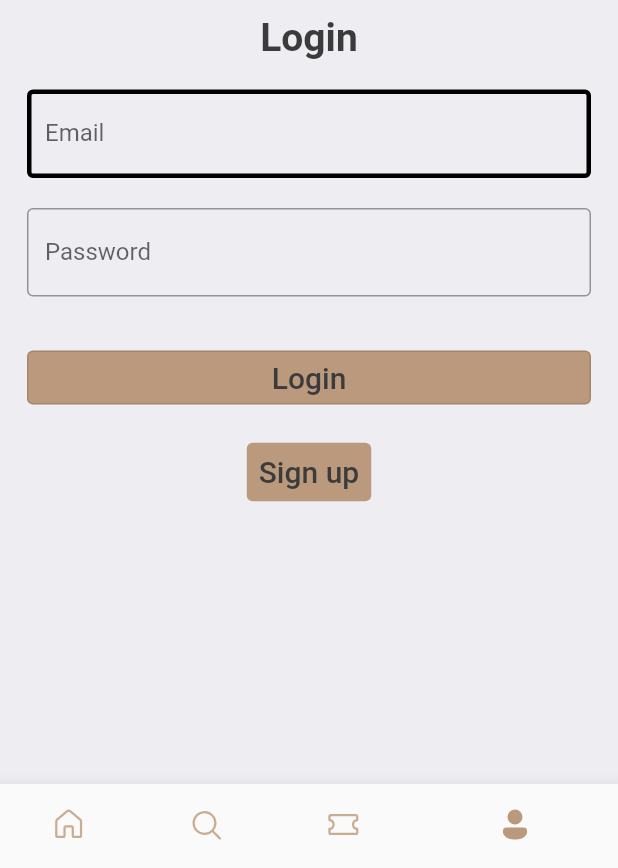
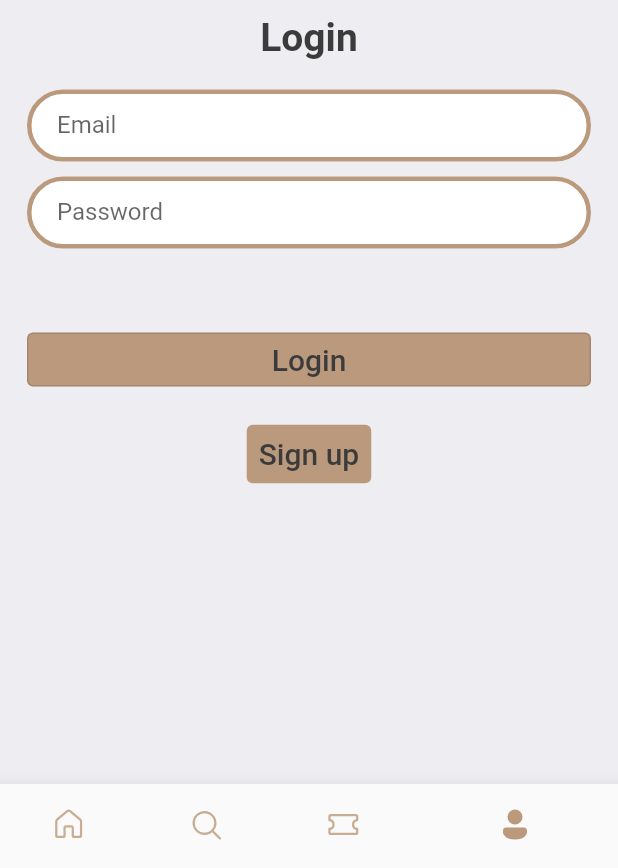
Before and after one commit to DevRuiz18/Dispositvos-Moveis, a Flutter app: the screen it shows after launch, item 4 of the bottom bar chosen, on a phone screen of 412 x 824 dp, the part 368-1236 px from its top. Run offline on Flutter 3.47's test engine with Material 2 defaults, Android fonts, the phone set to English and light mode, and no system bars; our stand-ins replace fluentui_icons, gap, get; missing offline and left inert: dart:ffi.

Commit message:
update login

```diff
--- a/lib/pages/login_screen.dart
+++ b/lib/pages/login_screen.dart
@@ -75,9 +75,13 @@ class _loginstate extends State<LoginScreen> {
             height: AppLayout.getHeight(20.0),
           ),
           TextFormField(
-            decoration: const InputDecoration(
+            textAlign: TextAlign.left,
+            decoration:  InputDecoration(
+              contentPadding: EdgeInsets.only( left: 20.0),
               labelText: 'Email',
-              enabledBorder: OutlineInputBorder(borderSide: BorderSide(width: 3),),),
+              filled: true,
+              fillColor: Colors.white,
+              enabledBorder: OutlineInputBorder(borderSide: BorderSide(width: 3, color: Color(0xFFBA997C)),borderRadius: BorderRadius.circular(30),),),
             validator: (value) {
               if (value == null || value.trim().isEmpty) {
                 return 'Please enter your email address';
@@ -92,12 +96,16 @@ class _loginstate extends State<LoginScreen> {
             onChanged: (value) => _userEmail = value,
           ),
           SizedBox(
-            height: AppLayout.getHeight(20.0),
+            height: AppLayout.getHeight(10.0),
           ),
           TextFormField(
-            decoration: const InputDecoration(
+           textAlign: TextAlign.left,
+            decoration:  InputDecoration(
+              contentPadding: EdgeInsets.only( left: 20.0),
               labelText: 'Password',
-              border: OutlineInputBorder(),
+              filled: true,
+              fillColor: Colors.white,
+              enabledBorder: OutlineInputBorder(borderSide: BorderSide(width: 3, color: Color(0xFFBA997C)),borderRadius: BorderRadius.circular(30),),
             ),
             obscureText: true,
             validator: (value) {
@@ -112,7 +120,7 @@ class _loginstate extends State<LoginScreen> {
             },
             onChanged: (value) => _password = value,
           ),
-          SizedBox(height: AppLayout.getHeight(30)),
+          SizedBox(height: AppLayout.getHeight(50)),
           Container(
               child: OutlinedButton(
             style: ButtonStyle(
```
